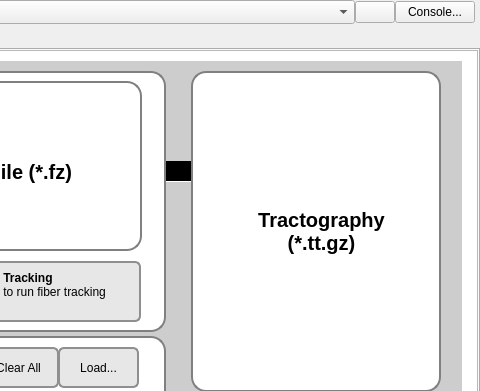
Qt form mainwindow.ui (frankyeh/DSI-Studio) before a commit; both pictures show x 792 to 1272 and y 0 to 391 of the 1272 by 758 pixel window.
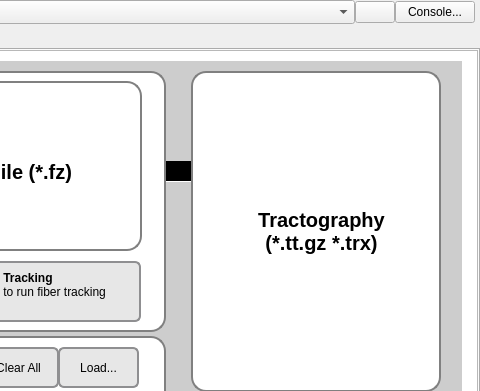
The same form after that commit. The open tabs and pages were chosen to show the change. Icons and pictures are not drawn.

What changed in the file:
```diff
--- a/mainwindow.ui
+++ b/mainwindow.ui
@@ -738,7 +738,7 @@
                 <string notr="true">QLabel { background-color: rgba(255, 255, 255, 157); color: black; }</string>
                </property>
                <property name="text">
-                <string>Tractography (*.tt.gz)</string>
+                <string>Tractography (*.tt.gz *.trx)</string>
                </property>
                <property name="alignment">
                 <set>Qt::AlignCenter</set>
```
